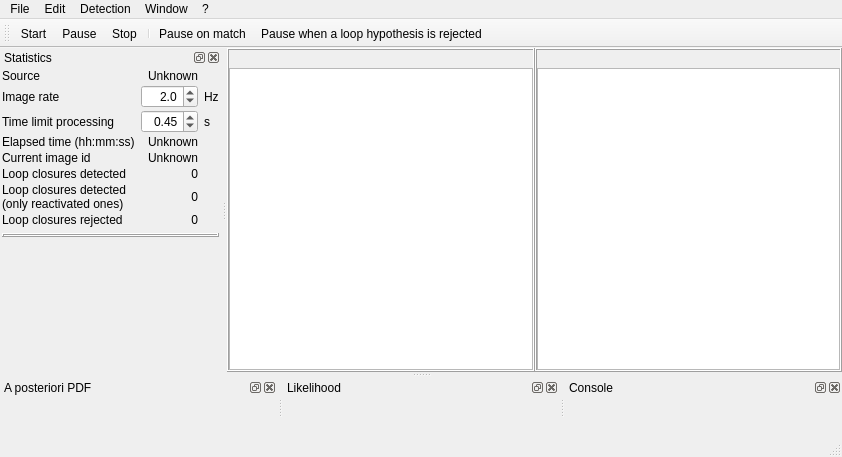
introlab/rtabmap, file guilib/src/ui/mainWindow.ui: the form before one commit.
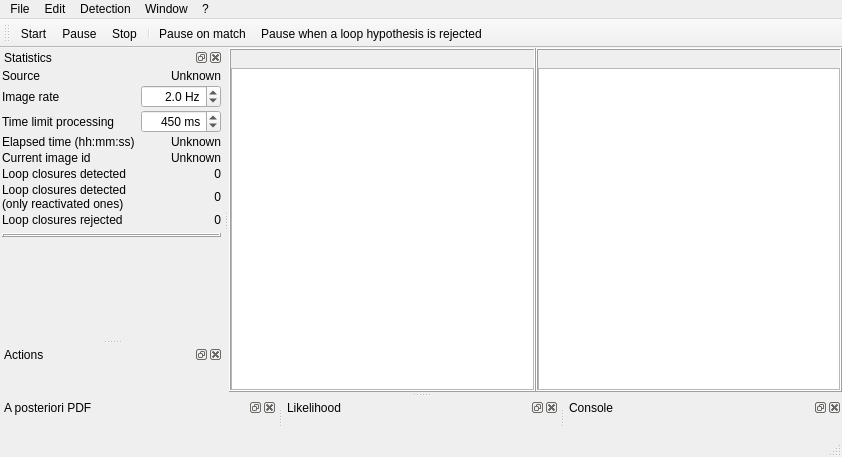
The form after the commit. Icons and pictures are not drawn. Custom widgets are drawn as their Qt base class.

The edit to the form file:
```diff
--- a/guilib/src/ui/mainWindow.ui
+++ b/guilib/src/ui/mainWindow.ui
@@ -228,7 +228,7 @@
     <number>8</number>
    </attribute>
    <widget class="QWidget" name="dockWidgetContents">
-    <layout class="QVBoxLayout" name="verticalLayout_4">
+    <layout class="QHBoxLayout" name="horizontalLayout">
      <item>
       <widget class="rtabmap::Plot" name="posteriorPlot" native="true"/>
      </item>
@@ -268,7 +268,7 @@
       <number>2</number>
      </property>
      <item>
-      <layout class="QGridLayout" name="gridLayout">
+      <layout class="QGridLayout" name="gridLayout" columnstretch="10,0">
        <property name="sizeConstraint">
         <enum>QLayout::SetMinimumSize</enum>
        </property>
@@ -297,6 +297,9 @@
          <property name="alignment">
           <set>Qt::AlignRight|Qt::AlignTrailing|Qt::AlignVCenter</set>
          </property>
+         <property name="suffix">
+          <string> Hz</string>
+         </property>
          <property name="decimals">
           <number>1</number>
          </property>
@@ -407,13 +410,6 @@
          </property>
         </widget>
        </item>
-       <item row="1" column="2">
-        <widget class="QLabel" name="label_17">
-         <property name="text">
-          <string>Hz</string>
-         </property>
-        </widget>
-       </item>
        <item row="2" column="0">
         <widget class="QLabel" name="label_2">
          <property name="text">
@@ -424,26 +420,25 @@
          </property>
         </widget>
        </item>
-       <item row="2" column="2">
-        <widget class="QLabel" name="label_21">
-         <property name="text">
-          <string>s</string>
-         </property>
-        </widget>
-       </item>
        <item row="2" column="1">
         <widget class="QDoubleSpinBox" name="doubleSpinBox_stats_timeLimit">
          <property name="alignment">
           <set>Qt::AlignRight|Qt::AlignTrailing|Qt::AlignVCenter</set>
          </property>
+         <property name="suffix">
+          <string> ms</string>
+         </property>
          <property name="decimals">
-          <number>2</number>
+          <number>0</number>
          </property>
          <property name="maximum">
-          <double>10.000000000000000</double>
+          <double>99999.000000000000000</double>
+         </property>
+         <property name="singleStep">
+          <double>50.000000000000000</double>
          </property>
          <property name="value">
-          <double>0.450000000000000</double>
+          <double>450.000000000000000</double>
          </property>
         </widget>
        </item>
@@ -494,16 +489,9 @@
     <number>8</number>
    </attribute>
    <widget class="QWidget" name="dockWidgetContents_4">
-    <layout class="QHBoxLayout" name="horizontalLayout_2">
+    <layout class="QVBoxLayout" name="verticalLayout_6">
      <item>
-      <widget class="rtabmap::Plot" name="likelihoodPlot" native="true">
-       <property name="minimumSize">
-        <size>
-         <width>20</width>
-         <height>20</height>
-        </size>
-       </property>
-      </widget>
+      <widget class="rtabmap::Plot" name="likelihoodPlot" native="true"/>
      </item>
     </layout>
    </widget>
@@ -523,6 +511,24 @@
     </layout>
    </widget>
   </widget>
+  <widget class="QDockWidget" name="dockWidget_twist">
+   <property name="floating">
+    <bool>false</bool>
+   </property>
+   <property name="windowTitle">
+    <string>Actions</string>
+   </property>
+   <attribute name="dockWidgetArea">
+    <number>1</number>
+   </attribute>
+   <widget class="QWidget" name="dockWidgetContents_5">
+    <layout class="QHBoxLayout" name="horizontalLayout_2">
+     <item>
+      <widget class="rtabmap::TwistGridWidget" name="twistWidget" native="true"/>
+     </item>
+    </layout>
+   </widget>
+  </widget>
   <action name="actionExit">
    <property name="text">
     <string>Exit</string>
@@ -735,6 +741,12 @@
    <header>ConsoleWidget.h</header>
    <container>1</container>
   </customwidget>
+  <customwidget>
+   <class>rtabmap::TwistGridWidget</class>
+   <extends>QWidget</extends>
+   <header>TwistWidget.h</header>
+   <container>1</container>
+  </customwidget>
  </customwidgets>
  <resources>
   <include location="../GuiLib.qrc"/>
```
Left out of the diff: 2 changed lines with no effect on the pictures.
